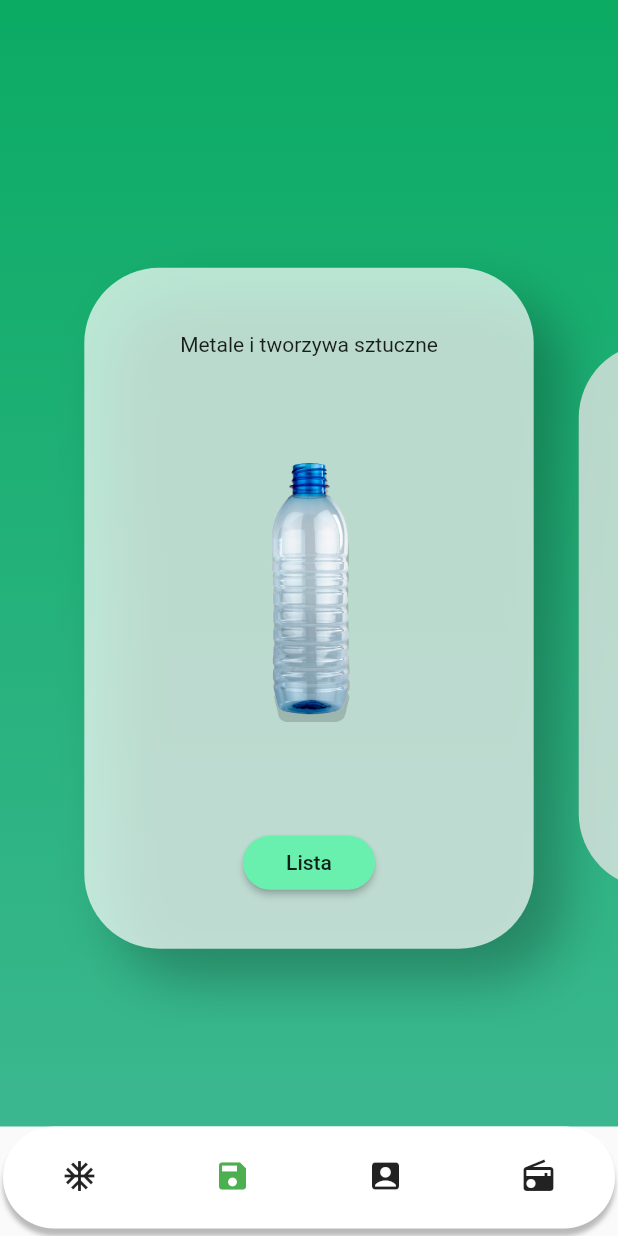
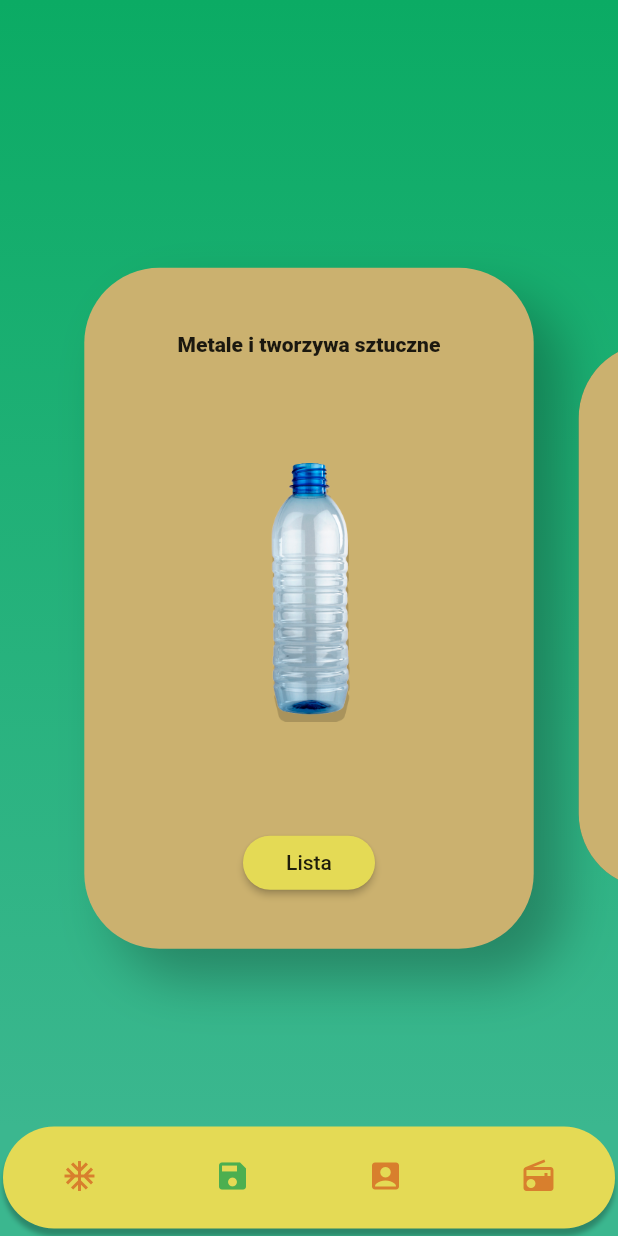
Before and after one commit to ciakarellas/recycling_app, a Flutter app: the screen it shows after launch, item 2 of the bottom bar chosen, after a tap on "Lista", on a phone screen of 412 x 824 dp. Run offline on Flutter 3.47's test engine with Material 2 defaults, Android fonts, the phone set to English and light mode, and no system bars.

Commit message:
change colors on app

```diff
--- a/lib/View/home_page.dart
+++ b/lib/View/home_page.dart
@@ -8,11 +8,12 @@ class HomePage extends StatelessWidget {
     return DefaultTabController(
       length: 4,
       child: Scaffold(
+        backgroundColor: Color.fromRGBO(59, 183, 143, 1),
         bottomNavigationBar: Container(
           width: 90,
           margin: EdgeInsets.fromLTRB(2, 0, 2, 5),
           decoration: BoxDecoration(
-              color: Colors.white,
+              color: Color.fromRGBO(228,218,85, 1),
               borderRadius: BorderRadius.circular(90),
               boxShadow: [
                 BoxShadow(
@@ -21,9 +22,10 @@ class HomePage extends StatelessWidget {
           child: Padding(
             padding: const EdgeInsets.fromLTRB(0, 10, 0, 10),
             child: TabBar(
+
                 indicatorColor: Colors.transparent,
                 labelColor: Colors.green,
-                unselectedLabelColor: Colors.black87,
+                unselectedLabelColor: Color.fromRGBO(216,127,45, 1),
                 tabs: [
                   Tab(
                     icon: Icon(Icons.ac_unit),
@@ -41,17 +43,11 @@ class HomePage extends StatelessWidget {
           ),
         ),
         body: Container(
-          //color: Colors.grey[200],
           decoration: BoxDecoration(
               gradient: LinearGradient(
                 colors: [
                   Color.fromRGBO(11, 171, 100, 1),
                   Color.fromRGBO(59, 183, 143, 1),
-                  /*
-                  Colors.blue[100],
-                  Colors.blue[50],
-                  Colors.blue[50],
-                  Colors.white60*/
                 ],
                 begin: Alignment.topCenter,
                 end: Alignment.bottomCenter
--- a/lib/Widget/bottomNavBar.dart
+++ b/lib/Widget/bottomNavBar.dart
@@ -14,7 +14,7 @@ class _BottomNavBarState extends State<BottomNavBar> {
             width: 90,
             margin: EdgeInsets.fromLTRB(2, 0, 2, 5),
             decoration: BoxDecoration(
-              color: Colors.white,
+              color: Colors.transparent,
               borderRadius: BorderRadius.circular(90),
               boxShadow: [BoxShadow(color: Colors.black26, blurRadius: 2, offset: Offset(0, 5))]
             ),
--- a/lib/Widget/bucketList.dart
+++ b/lib/Widget/bucketList.dart
@@ -15,7 +15,7 @@ class BucketList extends StatelessWidget {
           itemCount: trashProvider.trashList.length,
           itemBuilder: (BuildContext context, item){
               return Container(
-              padding: EdgeInsets.fromLTRB(10, 15, 10, 15),
+              padding: EdgeInsets.fromLTRB(25, 15, 10, 25),
               child: Row(
                 children: <Widget>[
                   Container(
--- a/lib/Widget/carousel_page.dart
+++ b/lib/Widget/carousel_page.dart
@@ -36,14 +36,15 @@ class PageCarousel extends StatelessWidget{
       child: Container(
         decoration: BoxDecoration(
           borderRadius: BorderRadius.circular(50),
-          color: Colors.white70
+          color: Color.fromRGBO(203,177,111, 1)
         ),
         child: Column(
           mainAxisAlignment: MainAxisAlignment.spaceAround,
           children: <Widget>[
             Padding(
               padding: EdgeInsets.fromLTRB(0, 15, 0, 0),
-              child: Text(dataItem['name']),),
+              child: Text(dataItem['name'], style: TextStyle(fontWeight: FontWeight.w900),),
+            ),
             Padding(
               child: Stack(
                 alignment: Alignment.bottomCenter,
@@ -83,7 +84,7 @@ class PageCarousel extends StatelessWidget{
                 onPressed: (){
 
                 },
-                color: Colors.greenAccent,
+                color: Color.fromRGBO(228,218,85, 1),
                 child: Text('Lista'),
                 shape: StadiumBorder(),
               ),
--- a/lib/Widget/searchBar.dart
+++ b/lib/Widget/searchBar.dart
@@ -28,7 +28,7 @@ class SearchBar extends StatelessWidget {
           },
           decoration: InputDecoration(
             icon: Padding(
-              padding:  EdgeInsets.only(left: 10),
+              padding:  EdgeInsets.only(left: 25),
               child: Icon(Icons.search),
             ),
             border: InputBorder.none,
```
